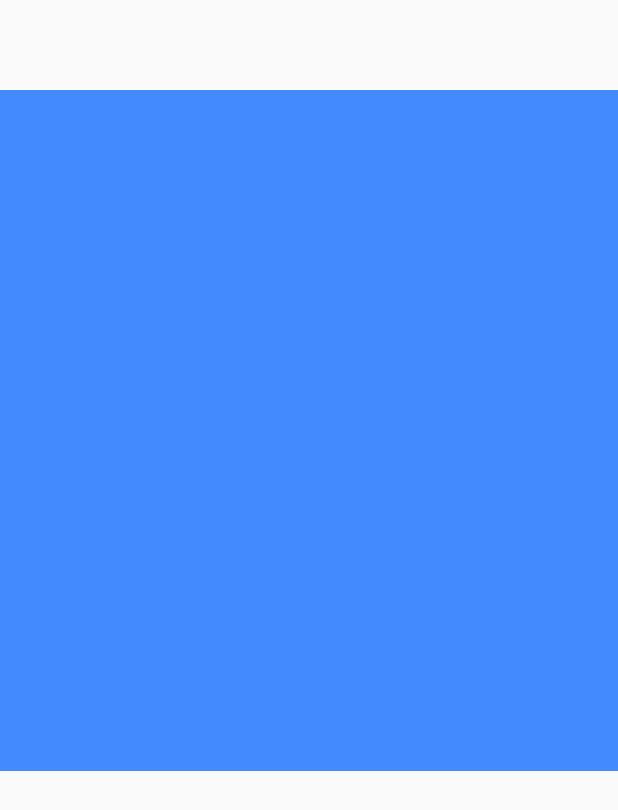
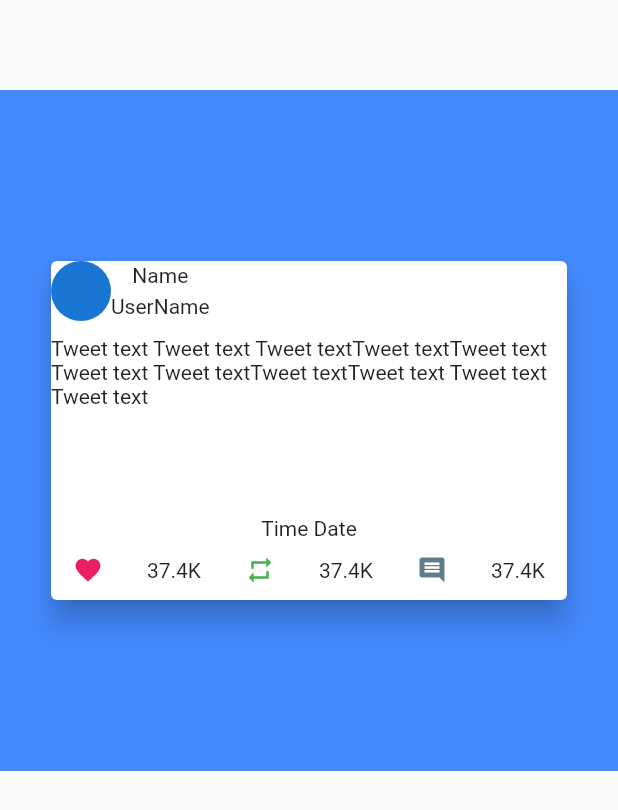
Before and after one commit to ToyZ-95/tweetshot, a Flutter app: the screen it shows after launch, after a tap on "Get Tweet", on a phone screen of 412 x 824 dp. Shown: the top 810 px of the screen. Run offline on Flutter 3.47's test engine with Material 2 defaults, Android fonts, the phone set to English and light mode, and no system bars.

Commit message:
tweet canvas implemented

```diff
--- a/lib/widgets/tweet_canvas.dart
+++ b/lib/widgets/tweet_canvas.dart
@@ -1,4 +1,5 @@
 import 'package:flutter/material.dart';
+import 'tweet_card.dart';
 
 class TweetCanvas extends StatefulWidget {
   @override
@@ -10,9 +11,11 @@ class _TweetCanvasState extends State<TweetCanvas> {
   Widget build(BuildContext context) {
     return Padding(
       padding: const EdgeInsets.symmetric(vertical: 60.0),
-      child: Container(
+      child: (Container(
+        padding: EdgeInsets.symmetric(horizontal: 30.0, vertical: 110.0),
         color: Colors.blueAccent,
-      ),
+        child: TweetCard(),
+      )),
     );
   }
 }
--- /dev/null
+++ b/lib/widgets/tweet_card.dart
@@ -0,0 +1,65 @@
+import 'package:flutter/material.dart';
+
+class TweetCard extends StatefulWidget {
+  @override
+  _TweetCardState createState() => _TweetCardState();
+}
+
+class _TweetCardState extends State<TweetCard> {
+  @override
+  Widget build(BuildContext context) {
+    return Card(
+      color: Colors.white,
+      elevation: 8.0,
+      child: Column(
+        children: [
+          Row(
+            children: [
+              CircleAvatar(),
+              Column(
+                children: [
+                  Text('Name'),
+                  SizedBox(height: 5.0),
+                  Text('UserName')
+                ],
+              ),
+            ],
+          ),
+          SizedBox(height: 10.0),
+          Expanded(
+            child: Text(
+                'Tweet text Tweet text Tweet textTweet textTweet text Tweet text Tweet textTweet textTweet text Tweet text Tweet text'),
+          ),
+          SizedBox(height: 10.0),
+          Text('Time Date'),
+          SizedBox(height: 10.0),
+          Row(
+            mainAxisAlignment: MainAxisAlignment.spaceAround,
+            children: const <Widget>[
+              Icon(
+                Icons.favorite,
+                color: Colors.pink,
+                size: 20.0,
+                semanticLabel: 'Text to announce in accessibility modes',
+              ),
+              Text('37.4K'),
+              Icon(
+                Icons.repeat,
+                color: Colors.green,
+                size: 20.0,
+              ),
+              Text('37.4K'),
+              Icon(
+                Icons.comment,
+                color: Colors.blueGrey,
+                size: 20.0,
+              ),
+              Text('37.4K'),
+            ],
+          ),
+          SizedBox(height: 10.0),
+        ],
+      ),
+    );
+  }
+}
```
